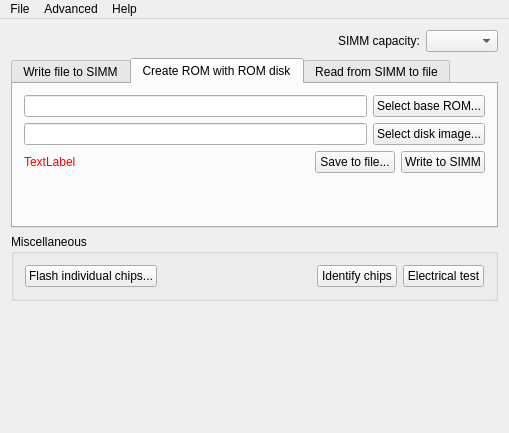
First picture: the form in mainwindow.ui, repository dougg3/mac-rom-simm-programmer.software, before the edit.
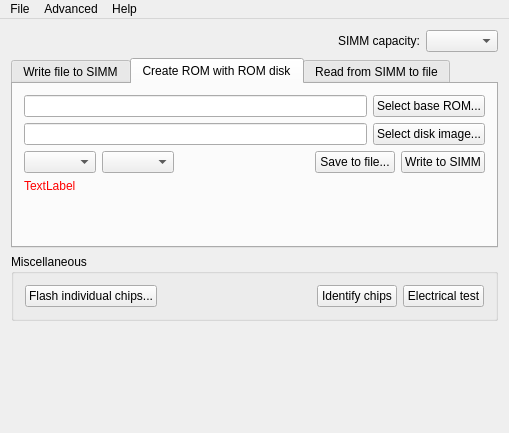
Second picture: the form after the edit. The open tabs and pages were chosen to show the change. Custom widgets are drawn as their Qt base class.

Commit message: Add verify/partial write options to create tab

Patch:
```diff
--- a/mainwindow.ui
+++ b/mainwindow.ui
@@ -6,7 +6,7 @@
    <rect>
     <x>0</x>
     <y>0</y>
-    <width>459</width>
+    <width>500</width>
     <height>280</height>
    </rect>
   </property>
@@ -230,12 +230,22 @@
                <item>
                 <layout class="QHBoxLayout" name="horizontalLayout_9">
                  <item>
-                  <widget class="QLabel" name="createROMErrorText">
-                   <property name="styleSheet">
-                    <string notr="true">color: red;</string>
+                  <widget class="QComboBox" name="createVerifyBox">
+                   <property name="sizePolicy">
+                    <sizepolicy hsizetype="Minimum" vsizetype="Fixed">
+                     <horstretch>0</horstretch>
+                     <verstretch>0</verstretch>
+                    </sizepolicy>
                    </property>
-                   <property name="text">
-                    <string>TextLabel</string>
+                  </widget>
+                 </item>
+                 <item>
+                  <widget class="QComboBox" name="createHowMuchToWriteBox">
+                   <property name="sizePolicy">
+                    <sizepolicy hsizetype="Minimum" vsizetype="Fixed">
+                     <horstretch>0</horstretch>
+                     <verstretch>0</verstretch>
+                    </sizepolicy>
                    </property>
                   </widget>
                  </item>
@@ -268,6 +278,16 @@
                  </item>
                 </layout>
                </item>
+               <item>
+                <widget class="QLabel" name="createROMErrorText">
+                 <property name="styleSheet">
+                  <string notr="true">color: red;</string>
+                 </property>
+                 <property name="text">
+                  <string>TextLabel</string>
+                 </property>
+                </widget>
+               </item>
                <item>
                 <spacer name="verticalSpacer">
                  <property name="orientation">
```
Left out of the diff: 18 changed lines with no effect on the pictures. The commit also changes 2 other files.
